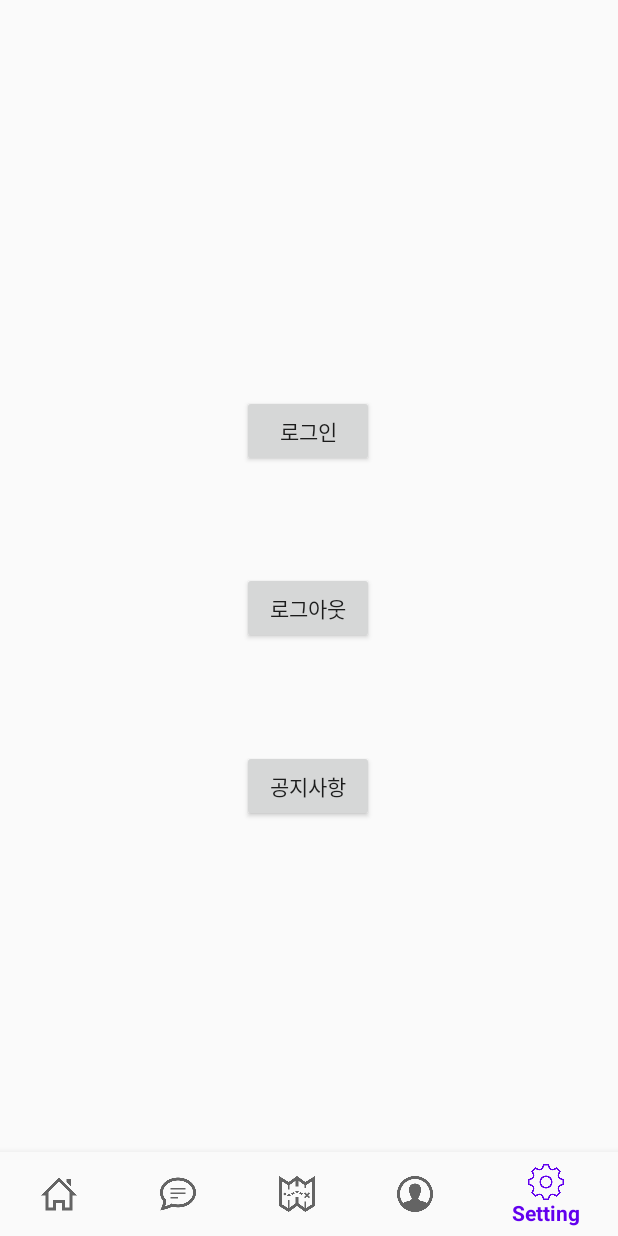
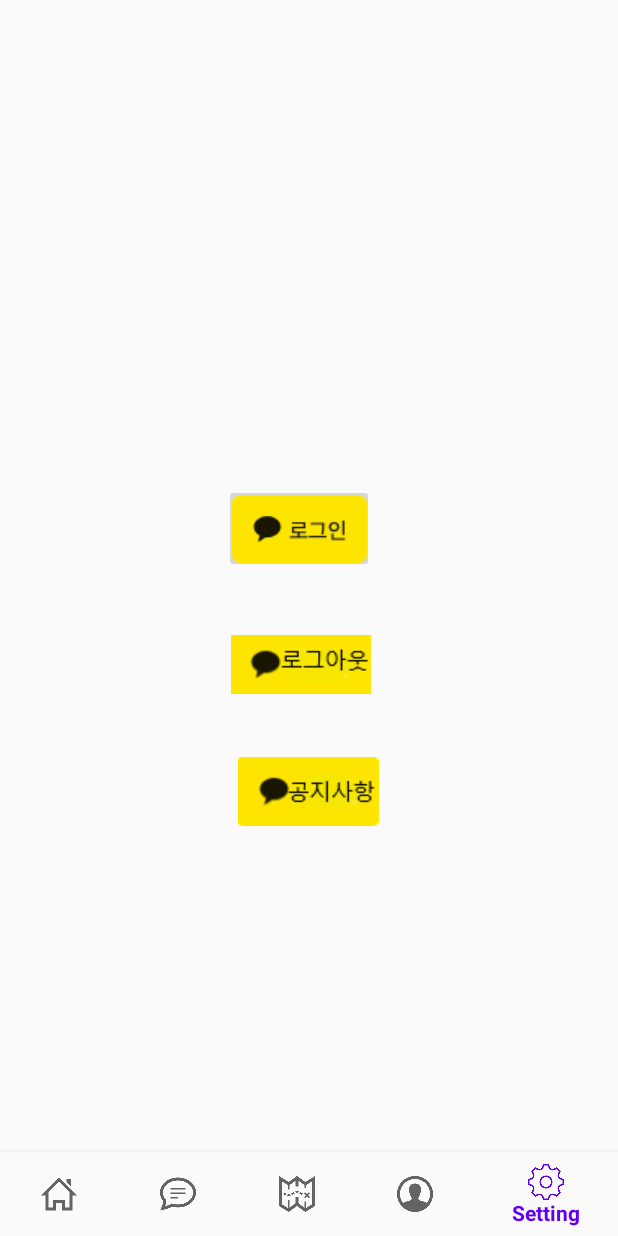
Before and after one commit to marha-hwang/eater, an Android app: the SettingFragment screen opened through its navigation route, on a phone screen of 412 x 824 dp. Run offline under Robolectric (Android 15) with nearby library versions, the phone set to English and light mode, and no system bars; our stand-ins replace navigation-ui; libraries missing offline, so code that uses them is left out: com.kakao.sdk; Roboto replaces fonts that are not available here; 1 statement that could not run was skipped.

Commit message:
login화면 ui

```diff
--- a/app/src/main/res/layout/fragment_setting.xml
+++ b/app/src/main/res/layout/fragment_setting.xml
@@ -6,25 +6,25 @@
     android:layout_height="match_parent"
     tools:context=".ui.setting.SettingFragment">
 
-    <Button
+    <ImageButton
         android:id="@+id/Loginbtn"
-        android:layout_width="wrap_content"
-        android:layout_height="wrap_content"
+        android:layout_width="100dp"
+        android:layout_height="59dp"
         android:layout_marginBottom="200dp"
-        android:text="로그인"
+        android:src="@drawable/kakao_login"
         app:layout_constraintBottom_toBottomOf="parent"
         app:layout_constraintEnd_toEndOf="parent"
-        app:layout_constraintHorizontal_bias="0.498"
+        app:layout_constraintHorizontal_bias="0.479"
         app:layout_constraintStart_toStartOf="parent"
         app:layout_constraintTop_toTopOf="parent"
-        app:layout_constraintVertical_bias="0.457" />
+        app:layout_constraintVertical_bias="0.572" />
 
-    <Button
+    <ImageButton
         android:id="@+id/Unlinkbtn"
-        android:layout_width="wrap_content"
-        android:layout_height="wrap_content"
+        android:layout_width="101dp"
+        android:layout_height="55dp"
         android:layout_marginTop="500dp"
-        android:text="공지사항"
+        android:src="@drawable/notice"
         app:layout_constraintBottom_toBottomOf="parent"
         app:layout_constraintEnd_toEndOf="parent"
         app:layout_constraintHorizontal_bias="0.498"
@@ -32,32 +32,16 @@
         app:layout_constraintTop_toTopOf="parent"
         app:layout_constraintVertical_bias="0.0" />
 
-    <TextView
-        android:id="@+id/text_dashboard"
-        android:layout_width="match_parent"
-        android:layout_height="wrap_content"
-        android:layout_marginStart="8dp"
-        android:layout_marginTop="8dp"
-        android:layout_marginEnd="8dp"
-        android:textAlignment="center"
-        android:textSize="20sp"
-        app:layout_constraintBottom_toBottomOf="parent"
-        app:layout_constraintEnd_toEndOf="parent"
-        app:layout_constraintHorizontal_bias="0.0"
-        app:layout_constraintStart_toStartOf="parent"
-        app:layout_constraintTop_toTopOf="parent"
-        app:layout_constraintVertical_bias="0.409" />
-
-    <Button
+    <ImageButton
         android:id="@+id/Logoutbtn"
-        android:layout_width="wrap_content"
-        android:layout_height="wrap_content"
-        android:text="로그아웃"
+        android:layout_width="98dp"
+        android:layout_height="39dp"
+        android:src="@drawable/kakao_logout"
         app:layout_constraintBottom_toTopOf="@+id/Unlinkbtn"
         app:layout_constraintEnd_toEndOf="parent"
-        app:layout_constraintHorizontal_bias="0.498"
+        app:layout_constraintHorizontal_bias="0.482"
         app:layout_constraintStart_toStartOf="parent"
         app:layout_constraintTop_toBottomOf="@+id/Loginbtn"
-        app:layout_constraintVertical_bias="0.497" />
+        app:layout_constraintVertical_bias="0.522" />
 
 </androidx.constraintlayout.widget.ConstraintLayout>
```
Also changed, not shown: app/src/main/res/drawable/kakao_login.png (added), app/src/main/res/drawable/kakao_logout.png (added), app/src/main/res/drawable/notice.png (added).
